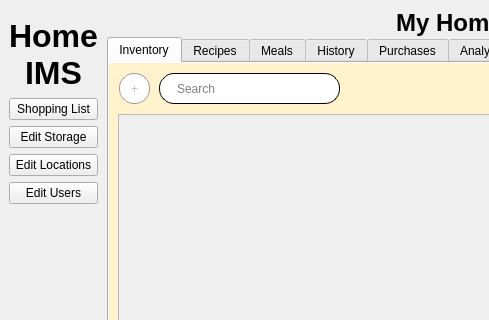
Old version of the form home_ims/src/view/ui/main.ui in the repository isaac-ucalgary/CPSC471_Fall2024_GroupProject; both pictures show x 0 to 489 and y 0 to 320 of the 873 by 771 pixel window.
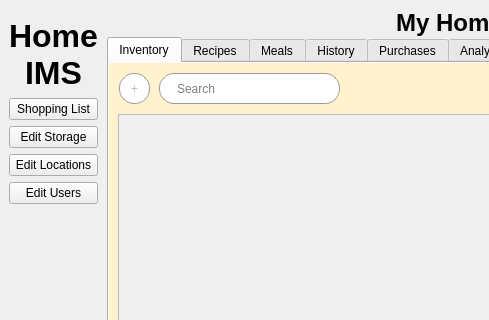
New version of the form. The open tabs and pages were chosen to show the change.

Commit message: Analytics tab implemented.

What changed in the file:
```diff
--- a/home_ims/src/view/ui/main.ui
+++ b/home_ims/src/view/ui/main.ui
@@ -241,11 +241,17 @@
                 <bool>false</bool>
                </property>
                <property name="styleSheet">
-                <string notr="true">background-color: #ffffff;
-border: 1px solid;
-border-radius: 15px;
-padding-left: 15px;
-padding-right: 15px;</string>
+                <string notr="true">QLineEdit {
+	background-color: #ffffff;
+	border: 1px solid;
+	border-radius: 15px;
+	padding-left: 15px;
+	padding-right: 15px;
+}
+
+QLineEdit:disabled {
+	border-color: #9b9b9b;
+}</string>
                </property>
                <property name="text">
                 <string/>
```
Left out of the diff: 54 changed lines with no effect on the pictures. The commit also changes 7 other files.
